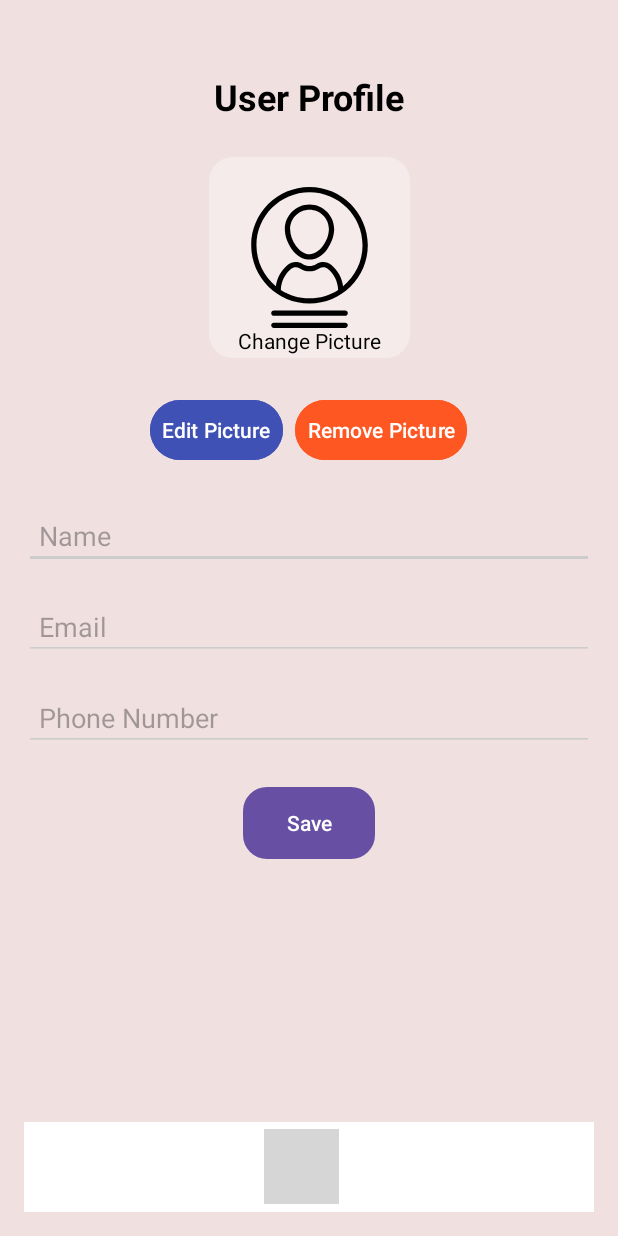
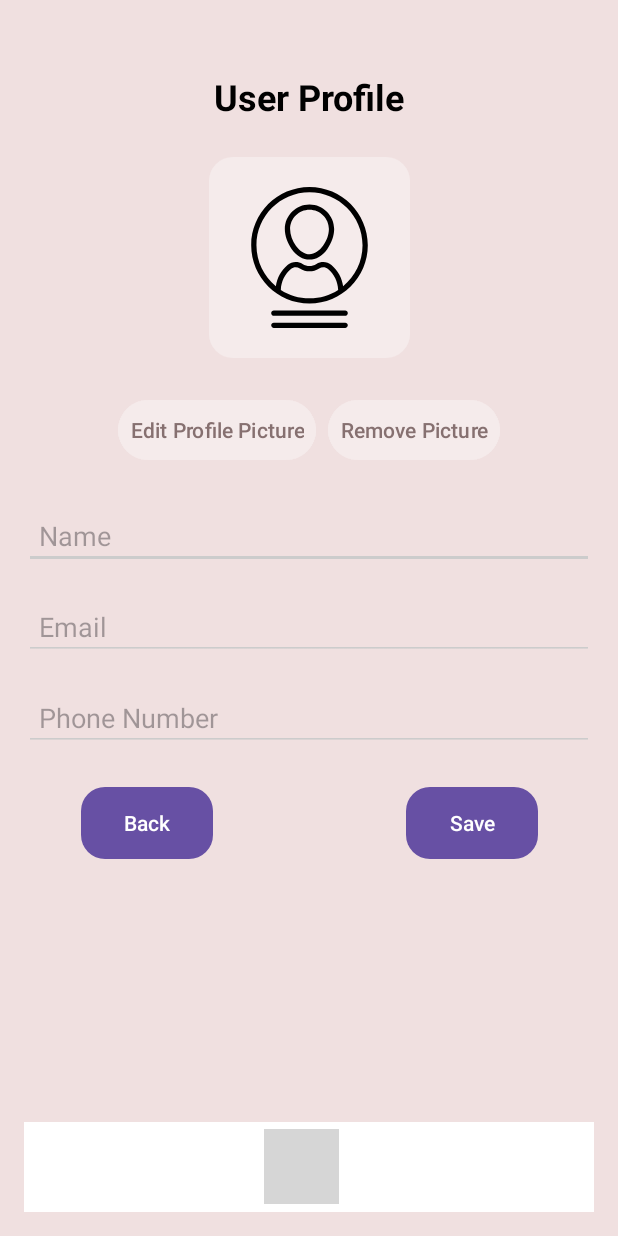
Before and after one commit to The-Quacks/quacks-app, an Android app: the ProfileActivity screen opened directly, with no data from a screen before it, on a phone screen of 412 x 824 dp. Run offline under Robolectric (Android 15) with nearby library versions, the phone set to English and light mode, and no system bars; our stand-ins replace Firebase (no records; nobody signed in at launch, a user with empty details on screens opened directly); grey boxes are pictures that could not be loaded.

Commit message:
functionality edit pfp and remove pic

```diff
--- a/app/src/main/AndroidManifest.xml
+++ b/app/src/main/AndroidManifest.xml
@@ -1,6 +1,11 @@
 <?xml version="1.0" encoding="utf-8"?>
 <manifest xmlns:android="http://schemas.android.com/apk/res/android"
     xmlns:tools="http://schemas.android.com/tools">
+
+    <uses-permission android:name="android.permission.READ_EXTERNAL_STORAGE"
+        android:maxSdkVersion="32" />
+    <uses-permission android:name="android.permission.WRITE_EXTERNAL_STORAGE"
+        android:maxSdkVersion="32" />
 
     <application
         android:allowBackup="true"
@@ -35,5 +40,4 @@
         <activity android:name=".ScanQRCodeActivity" />
         <activity android:name=".DummyJoinEventActivity" />
     </application>
-
 </manifest>
--- a/app/src/main/res/layout/activity_profile.xml
+++ b/app/src/main/res/layout/activity_profile.xml
@@ -32,27 +32,17 @@
         app:layout_constraintStart_toStartOf="parent"
         app:layout_constraintEnd_toEndOf="parent">
 
-        <ImageButton
+        <ImageView
             android:id="@+id/profilePicture"
             android:layout_width="match_parent"
             android:layout_height="match_parent"
             android:layout_margin="8dp"
             android:background="@drawable/round_admin_button"
             android:padding="20dp"
-            android:scaleType="centerInside"
+            android:scaleType="centerCrop"
             android:src="@drawable/icon_profile_pic" />
+    </RelativeLayout>
 
-        <TextView
-            android:id="@+id/changeProfilePictureText"
-            android:layout_width="wrap_content"
-            android:layout_height="wrap_content"
-            android:layout_alignParentBottom="true"
-            android:layout_centerHorizontal="true"
-            android:layout_margin="10dp"
-            android:clickable="false"
-            android:text="Change Picture"
-            android:textColor="#000000" />
-    </RelativeLayout>
 
     <!-- Edit and Remove Picture Buttons -->
     <LinearLayout
@@ -70,9 +60,9 @@
             android:id="@+id/editPictureButton"
             android:layout_width="wrap_content"
             android:layout_height="wrap_content"
-            android:backgroundTint="#3F51B5"
-            android:text="Edit Picture"
-            android:textColor="#FFFFFF"
+            android:backgroundTint="#F5EBEB"
+            android:text="Edit Profile Picture"
+            android:textColor="#867070"
             android:padding="8dp"
             android:layout_marginEnd="8dp" />
 
@@ -80,9 +70,9 @@
             android:id="@+id/removePictureButton"
             android:layout_width="wrap_content"
             android:layout_height="wrap_content"
-            android:backgroundTint="#FF5722"
+            android:backgroundTint="#F5EBEB"
             android:text="Remove Picture"
-            android:textColor="#FFFFFF"
+            android:textColor="#867070"
             android:padding="8dp" />
     </LinearLayout>
 
@@ -129,20 +119,39 @@
         android:inputType="phone" />
 
     <!-- Save Button -->
+
+    <!-- Bottom Navigation Similar to Admin Home -->
+
     <Button
         android:id="@+id/saveProfileButton"
         android:layout_width="wrap_content"
         android:layout_height="wrap_content"
+        android:layout_marginTop="24dp"
+        android:background="@drawable/round_admin_button"
+        android:backgroundTint="#F5EBEB"
+        android:padding="10dp"
         android:text="Save"
         android:textColor="#FFFFFF"
+        app:layout_constraintEnd_toEndOf="parent"
+        app:layout_constraintHorizontal_bias="0.872"
+        app:layout_constraintStart_toStartOf="parent"
+        app:layout_constraintTop_toBottomOf="@id/phoneNumberInput" />
+
+    <Button
+        android:id="@+id/back_button"
+        android:layout_width="wrap_content"
+        android:layout_height="wrap_content"
+        android:layout_marginTop="24dp"
         android:background="@drawable/round_admin_button"
+        android:backgroundTint="#F5EBEB"
         android:padding="10dp"
-        app:layout_constraintTop_toBottomOf="@id/phoneNumberInput"
+        android:text="Back"
+        android:textColor="#FFFFFF"
+        app:layout_constraintEnd_toEndOf="parent"
+        app:layout_constraintHorizontal_bias="0.13"
         app:layout_constraintStart_toStartOf="parent"
-        app:layout_constraintEnd_toEndOf="parent"
-        android:layout_marginTop="24dp" />
+        app:layout_constraintTop_toBottomOf="@id/phoneNumberInput" />
 
-    <!-- Bottom Navigation Similar to Admin Home -->
     <LinearLayout
         android:id="@+id/bottomNavigationProfile"
         android:layout_width="match_parent"
--- a/gradle/libs.versions.toml
+++ b/gradle/libs.versions.toml
@@ -4,6 +4,7 @@ core = "3.5.1"
 firebaseBom = "33.5.1"
 firebaseFirestore = "25.1.1"
 firebaseStorageVersion = "20.2.0"
+glide = "4.12.0"
 junit = "4.13.2"
 junitVersion = "1.2.1"
 espressoCore = "3.6.1"
@@ -17,10 +18,12 @@ firebaseStorage = "21.0.1"
 playServicesCodeScanner = "16.1.0"
 
 [libraries]
+compiler = { module = "com.github.bumptech.glide:compiler", version.ref = "glide" }
 core = { module = "com.google.zxing:core", version.ref = "core" }
 firebase-bom = { module = "com.google.firebase:firebase-bom", version.ref = "firebaseBom" }
 firebase-firestore = { module = "com.google.firebase:firebase-firestore", version.ref = "firebaseFirestore" }
 firebase-storage-v2020 = { module = "com.google.firebase:firebase-storage", version.ref = "firebaseStorageVersion" }
+glide = { module = "com.github.bumptech.glide:glide", version.ref = "glide" }
 javase = { module = "com.google.zxing:javase", version.ref = "core" }
 junit = { group = "junit", name = "junit", version.ref = "junit" }
 ext-junit = { group = "androidx.test.ext", name = "junit", version.ref = "junitVersion" }
```
Also changed, not shown: app/build.gradle.kts (+6 -5 lines), app/src/main/java/com/example/quacks_app/ProfileActivity.java (+136 -37 lines), app/src/main/java/com/example/quacks_app/UpdateProfilePicture.java (+43 -11 lines), app/src/main/java/com/example/quacks_app/User.java (+10 -2 lines), app/src/main/java/com/example/quacks_app/UserProfile.java (+57 -8 lines).
